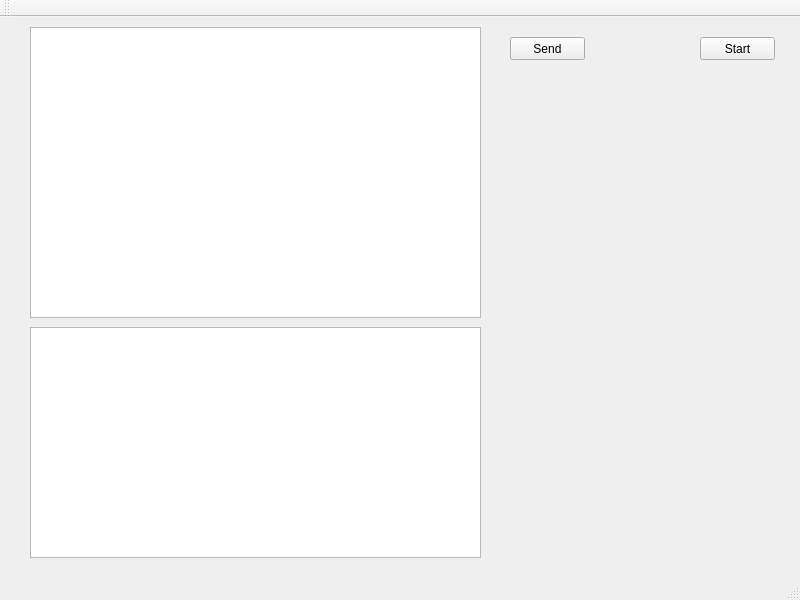
This is mainwindow.ui in smandyscom/motion-side-simulator as Qt 5 draws it before an edit. The edited form follows.
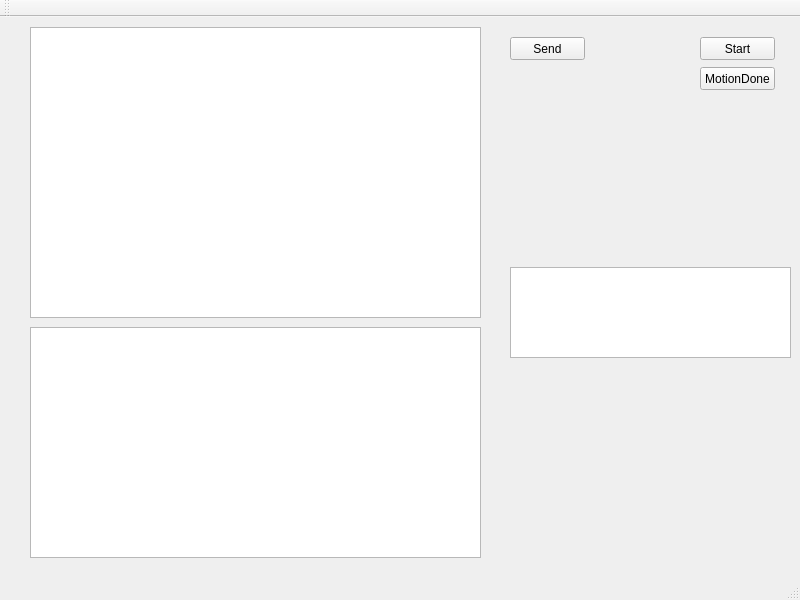
This is the edited form.

Diff of the .ui file:
```diff
--- a/mainwindow.ui
+++ b/mainwindow.ui
@@ -60,6 +60,29 @@
      </rect>
     </property>
    </widget>
+   <widget class="QPushButton" name="pushButton">
+    <property name="geometry">
+     <rect>
+      <x>700</x>
+      <y>50</y>
+      <width>75</width>
+      <height>23</height>
+     </rect>
+    </property>
+    <property name="text">
+     <string>MotionDone</string>
+    </property>
+   </widget>
+   <widget class="QTextEdit" name="textEdit">
+    <property name="geometry">
+     <rect>
+      <x>510</x>
+      <y>250</y>
+      <width>281</width>
+      <height>91</height>
+     </rect>
+    </property>
+   </widget>
   </widget>
   <widget class="QMenuBar" name="menuBar">
    <property name="geometry">
```
